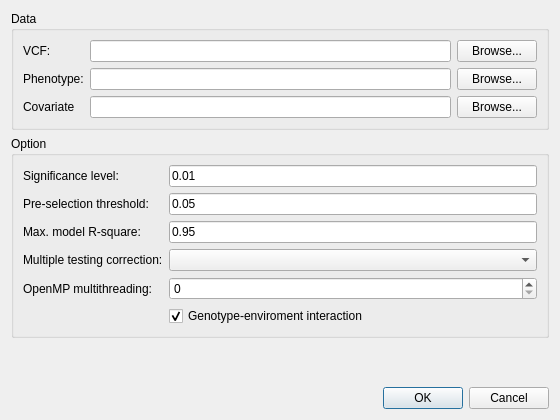
Above: rtm-gwas-gui/src/dialogassoc.ui from njau-sri/rtm-gwas before the change. Below: the same form after it.
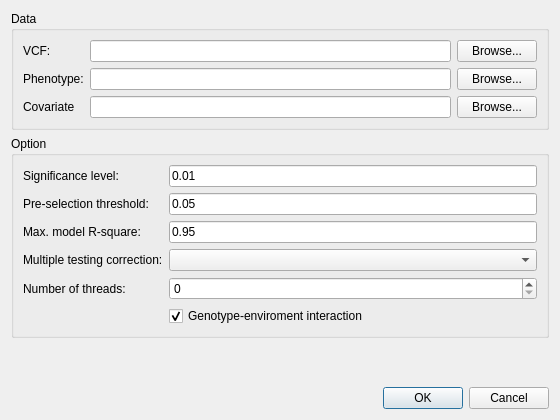
That is the form after the change.

Commit message: Changed multithreading option to --thread N

Patch:
```diff
--- a/rtm-gwas-gui/src/dialogassoc.ui
+++ b/rtm-gwas-gui/src/dialogassoc.ui
@@ -161,7 +161,7 @@
       <item row="4" column="0">
        <widget class="QLabel" name="labelOpenMP">
         <property name="text">
-         <string>OpenMP multithreading:</string>
+         <string>Number of threads:</string>
         </property>
        </widget>
       </item>
```
The commit also changes 9 other files.
